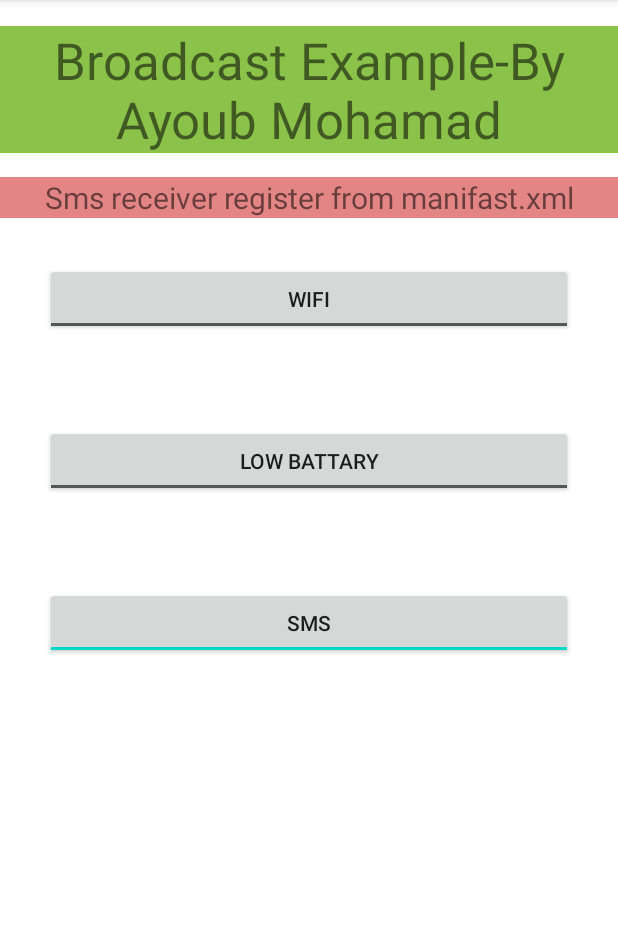
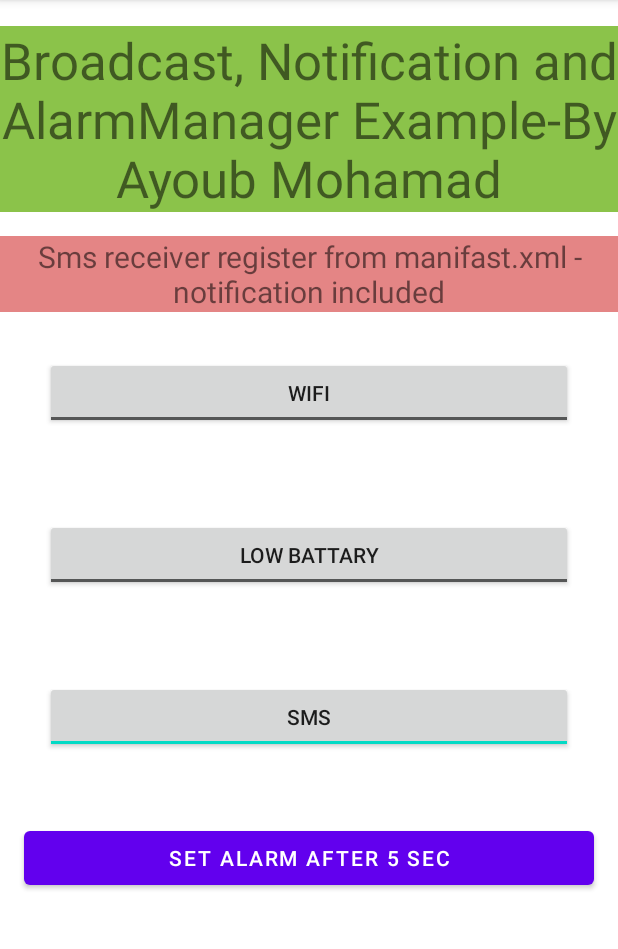
Before and after one commit to mohamad-ayoub/MyBroadcastReceiver, an Android app: the screen it shows after launch (MainActivity), on a phone screen of 412 x 824 dp, the part 84-1033 px from its top. Run offline under Robolectric (Android 15) with nearby library versions, the phone set to English and light mode, and no system bars.

Commit message:
include notifications and alaram manager

```diff
--- a/app/src/main/res/layout/activity_main.xml
+++ b/app/src/main/res/layout/activity_main.xml
@@ -14,7 +14,7 @@
         android:layout_marginTop="17dp"
         android:background="#8BC34A"
         android:gravity="center"
-        android:text="Broadcast Example-By Ayoub Mohamad"
+        android:text="Broadcast, Notification and AlarmManager Example-By Ayoub Mohamad"
         android:textSize="34sp" />
 
     <TextView
@@ -23,7 +23,7 @@
         android:layout_marginTop="16dp"
         android:background="#E48585"
         android:gravity="center"
-        android:text="Sms receiver register from manifast.xml"
+        android:text="Sms receiver register from manifast.xml - notification included"
         android:textSize="20sp" />
     <ToggleButton
         android:id="@+id/tglWifi"
@@ -51,4 +51,12 @@
         android:textOff="SMS"
         android:textOn="SMS" />
 
+    <Button
+        android:id="@+id/button"
+        android:layout_width="match_parent"
+        android:layout_height="wrap_content"
+        android:layout_margin="16dp"
+        android:onClick="setAlarm"
+        android:text="set alarm after 5 sec" />
+
 </LinearLayout>
```
Also changed, not shown: app/src/main/AndroidManifest.xml (+5 -3 lines), app/src/main/java/com/example/mybroadcastreceiver/AlarmReceiver.java (added, +14 -0 lines), app/src/main/java/com/example/mybroadcastreceiver/MainActivity.java (+34 -1 lines), app/src/main/java/com/example/mybroadcastreceiver/MySmsReceiver.java (+56 -3 lines).
